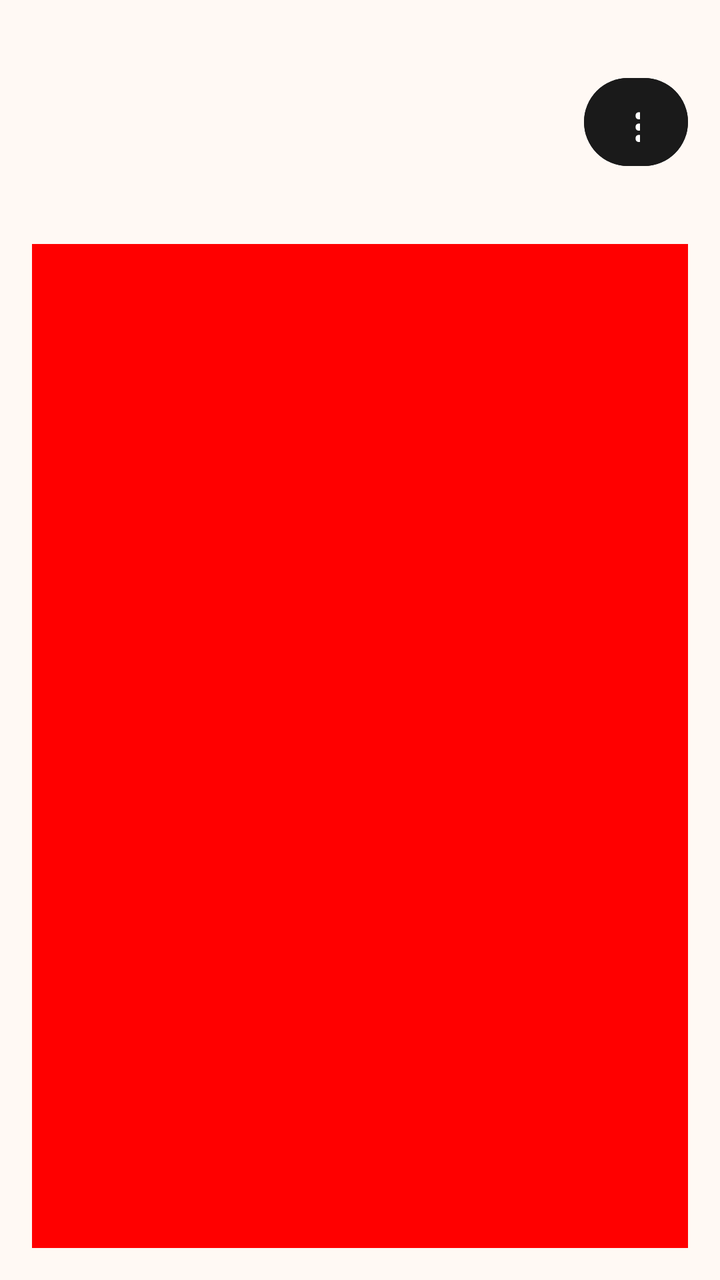
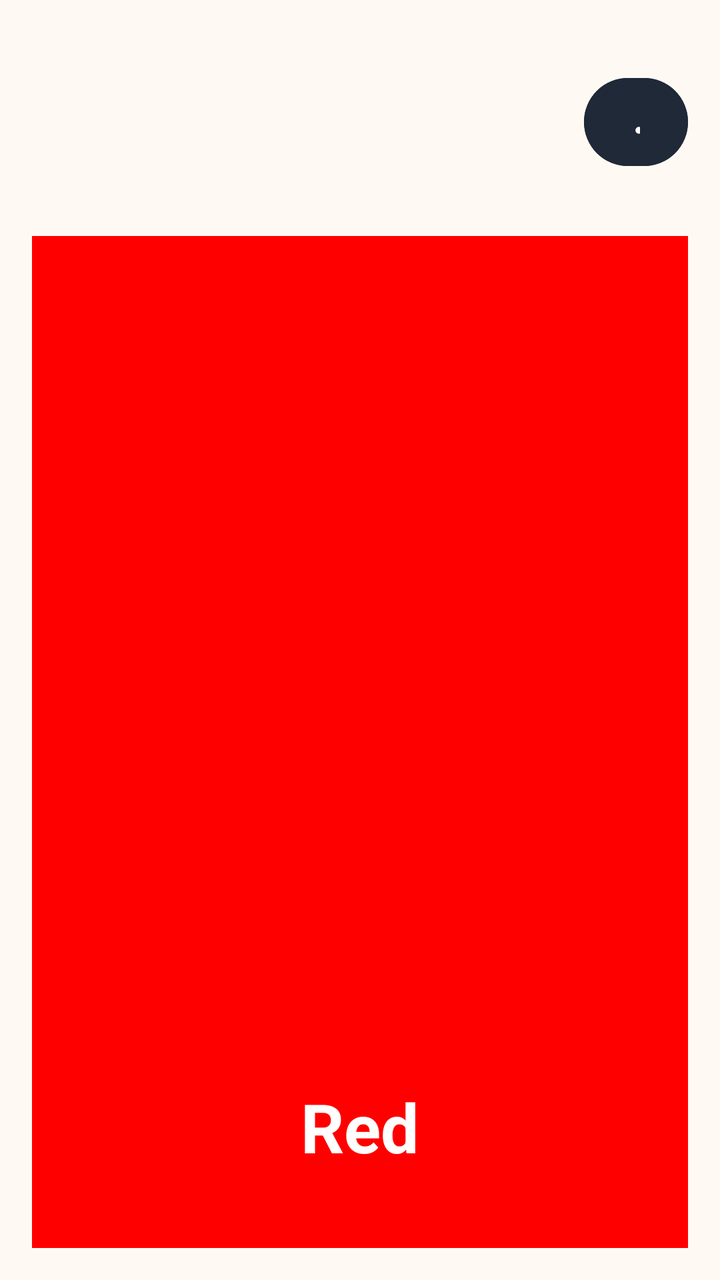

Two renders of the same Android screen: before a commit and after it. Below are the layout's source before the change and the commit's diff.
<!-- AndroidManifest.xml: application theme Theme.LearnColor -->
<!-- res/layout/activity_main.xml -->
<?xml version="1.0" encoding="utf-8"?>
<LinearLayout xmlns:android="http://schemas.android.com/apk/res/android"
    android:layout_width="match_parent"
    android:layout_height="match_parent"
    android:background="#FFF9F4"
    android:orientation="vertical"
    android:padding="16dp">

    <LinearLayout
        android:layout_width="match_parent"
        android:layout_height="90dp"
        android:gravity="center_vertical"
        android:orientation="horizontal">

        <HorizontalScrollView
            android:layout_width="0dp"
            android:layout_height="match_parent"
            android:layout_weight="1"
            android:fillViewport="true"
            android:scrollbars="none">

            <LinearLayout
                android:id="@+id/colorBar"
                android:layout_width="wrap_content"
                android:layout_height="match_parent"
                android:gravity="center_vertical"
                android:orientation="horizontal">
            </LinearLayout>
        </HorizontalScrollView>

        <Button
            android:id="@+id/modeMenuButton"
            android:layout_width="52dp"
            android:layout_height="52dp"
            android:layout_marginStart="8dp"
            android:backgroundTint="#1A1A1A"
            android:text="⋮"
            android:textColor="#FFFFFF"
            android:textSize="24sp" />
    </LinearLayout>

    <LinearLayout
        android:id="@+id/modeOptions"
        android:layout_width="match_parent"
        android:layout_height="wrap_content"
        android:layout_marginTop="8dp"
        android:gravity="center"
        android:orientation="horizontal"
        android:visibility="gone">

        <Button
            android:id="@+id/basicModeButton"
            android:layout_width="0dp"
            android:layout_height="48dp"
            android:layout_marginEnd="8dp"
            android:layout_weight="1"
            android:backgroundTint="#6200EE"
            android:text="Basic"
            android:textColor="#FFFFFF" />

        <Button
            android:id="@+id/advancedModeButton"
            android:layout_width="0dp"
            android:layout_height="48dp"
            android:layout_marginStart="8dp"
            android:layout_weight="1"
            android:backgroundTint="#E0E0E0"
            android:text="Advanced"
            android:textColor="#1A1A1A" />
    </LinearLayout>

    <FrameLayout
        android:id="@+id/colorPreview"
        android:layout_width="match_parent"
        android:layout_height="0dp"
        android:layout_marginTop="16dp"
        android:layout_weight="1"
        android:background="#FF0000"
        android:clickable="true"
        android:focusable="true" />
</LinearLayout>
<!-- resources referenced by this layout -->
<resources>
  <style name="Theme.LearnColor" parent="Theme.Material3.DayNight.NoActionBar">
          <item name="colorPrimary">@color/purple_500</item>
          <item name="colorOnPrimary">#FFFFFF</item>
          <item name="android:statusBarColor">@android:color/transparent</item>
          <item name="android:windowLightStatusBar" tools:targetApi="23">true</item>
      </style>
  <color name="purple_500">#6200EE</color>
</resources>

<!-- the commit's change to res/layout/activity_main.xml (unified diff, before → after) -->
@@ -24,8 +24,7 @@
                 android:layout_width="wrap_content"
                 android:layout_height="match_parent"
                 android:gravity="center_vertical"
-                android:orientation="horizontal">
-            </LinearLayout>
+                android:orientation="horizontal" />
         </HorizontalScrollView>
 
         <Button
@@ -33,10 +32,10 @@
             android:layout_width="52dp"
             android:layout_height="52dp"
             android:layout_marginStart="8dp"
-            android:backgroundTint="#1A1A1A"
-            android:text="⋮"
+            android:backgroundTint="#1F2937"
+            android:text="⋯"
             android:textColor="#FFFFFF"
-            android:textSize="24sp" />
+            android:textSize="28sp" />
     </LinearLayout>
 
     <LinearLayout
@@ -44,38 +43,59 @@
         android:layout_width="match_parent"
         android:layout_height="wrap_content"
         android:layout_marginTop="8dp"
+        android:background="#FFFFFF"
         android:gravity="center"
         android:orientation="horizontal"
+        android:padding="8dp"
         android:visibility="gone">
 
         <Button
             android:id="@+id/basicModeButton"
             android:layout_width="0dp"
-            android:layout_height="48dp"
+            android:layout_height="40dp"
             android:layout_marginEnd="8dp"
             android:layout_weight="1"
-            android:backgroundTint="#6200EE"
+            android:backgroundTint="#7C3AED"
             android:text="Basic"
             android:textColor="#FFFFFF" />
 
         <Button
             android:id="@+id/advancedModeButton"
             android:layout_width="0dp"
-            android:layout_height="48dp"
+            android:layout_height="40dp"
             android:layout_marginStart="8dp"
             android:layout_weight="1"
-            android:backgroundTint="#E0E0E0"
+            android:backgroundTint="#E7E7E7"
             android:text="Advanced"
-            android:textColor="#1A1A1A" />
+            android:textColor="#1C1C1C" />
     </LinearLayout>
 
     <FrameLayout
         android:id="@+id/colorPreview"
         android:layout_width="match_parent"
         android:layout_height="0dp"
-        android:layout_marginTop="16dp"
+        android:layout_marginTop="12dp"
         android:layout_weight="1"
         android:background="#FF0000"
         android:clickable="true"
-        android:focusable="true" />
+        android:clipToOutline="true"
+        android:focusable="true"
+        android:outlineProvider="background">
+
+        <TextView
+            android:id="@+id/colorLabel"
+            android:layout_width="wrap_content"
+            android:layout_height="wrap_content"
+            android:layout_gravity="bottom|center_horizontal"
+            android:layout_marginBottom="26dp"
+            android:background="@android:color/transparent"
+            android:paddingLeft="22dp"
+            android:paddingTop="12dp"
+            android:paddingRight="22dp"
+            android:paddingBottom="12dp"
+            android:text="Red"
+            android:textColor="#FFFFFF"
+            android:textSize="34sp"
+            android:textStyle="bold" />
+    </FrameLayout>
 </LinearLayout>
